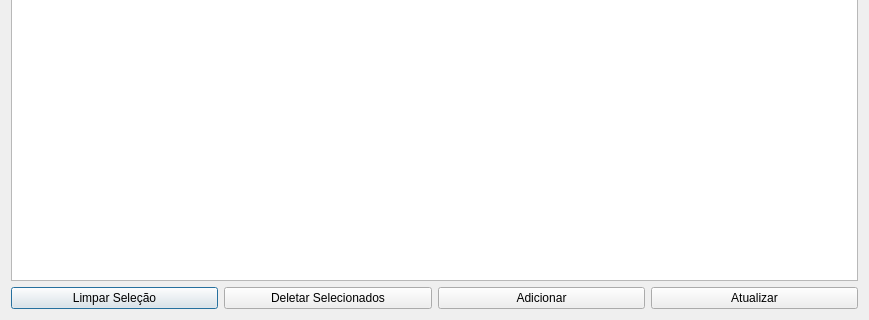
First picture: the form in uis/mStyleProfiles.ui, repository dsgoficial/SAP_Gerente, before the edit; both pictures show x 0 to 869 and y 142 to 462 of the 869 by 462 pixel window.
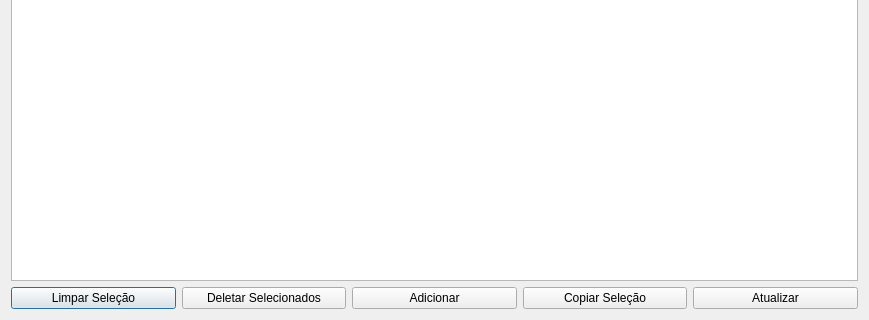
Second picture: the form after the edit.

```diff
--- a/uis/mStyleProfiles.ui
+++ b/uis/mStyleProfiles.ui
@@ -64,6 +64,13 @@
        </property>
       </widget>
      </item>
+     <item>
+      <widget class="QPushButton" name="copyBtn">
+       <property name="text">
+        <string>Copiar Seleção</string>
+       </property>
+      </widget>
+     </item>
      <item>
       <widget class="QPushButton" name="saveBtn">
        <property name="text">
```
